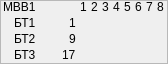
eugene-pa/armdncqt, file kp_nix/framemvv.ui: the form before one commit.
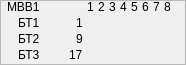
The form after the commit. Icons and pictures are not drawn. Custom widgets are drawn as their Qt base class.

The edit to the form file:
```diff
--- a/kp_nix/framemvv.ui
+++ b/kp_nix/framemvv.ui
@@ -6,8 +6,8 @@
    <rect>
     <x>0</x>
     <y>0</y>
-    <width>168</width>
-    <height>64</height>
+    <width>186</width>
+    <height>65</height>
    </rect>
   </property>
   <property name="sizePolicy">
@@ -18,10 +18,15 @@
   </property>
   <property name="minimumSize">
    <size>
-    <width>168</width>
+    <width>186</width>
     <height>64</height>
    </size>
   </property>
+  <property name="font">
+   <font>
+    <pointsize>9</pointsize>
+   </font>
+  </property>
   <property name="windowTitle">
    <string>Frame</string>
   </property>
@@ -36,7 +41,7 @@
     <rect>
      <x>0</x>
      <y>0</y>
-     <width>164</width>
+     <width>171</width>
      <height>61</height>
     </rect>
    </property>
```
